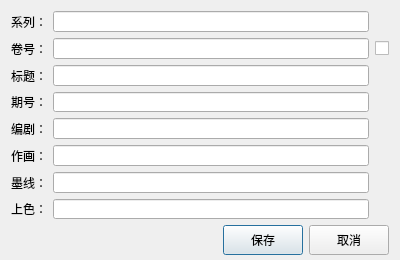
First picture: the form in gui/MetaEditor.ui, repository mengmengma0104/kcc, before the edit.
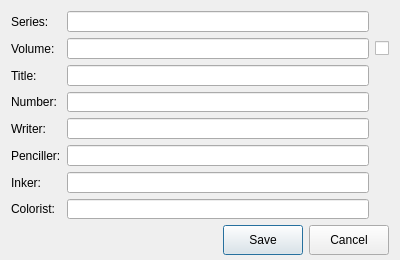
Second picture: the form after the edit. Icons and pictures are not drawn.

Patch:
```diff
--- a/gui/MetaEditor.ui
+++ b/gui/MetaEditor.ui
@@ -45,7 +45,7 @@
       <item row="0" column="0">
        <widget class="QLabel" name="label_1">
         <property name="text">
-         <string>系列：</string>
+         <string>Series:</string>
         </property>
        </widget>
       </item>
@@ -55,7 +55,7 @@
       <item row="1" column="0">
        <widget class="QLabel" name="label_2">
         <property name="text">
-         <string>卷号：</string>
+         <string>Volume:</string>
         </property>
        </widget>
       </item>
@@ -78,7 +78,7 @@
       <item row="3" column="0">
        <widget class="QLabel" name="label_3">
         <property name="text">
-         <string>期号：</string>
+         <string>Number:</string>
         </property>
        </widget>
       </item>
@@ -88,7 +88,7 @@
       <item row="4" column="0">
        <widget class="QLabel" name="label_4">
         <property name="text">
-         <string>编剧：</string>
+         <string>Writer:</string>
         </property>
        </widget>
       </item>
@@ -98,7 +98,7 @@
       <item row="5" column="0">
        <widget class="QLabel" name="label_5">
         <property name="text">
-         <string>作画：</string>
+         <string>Penciller:</string>
         </property>
        </widget>
       </item>
@@ -108,7 +108,7 @@
       <item row="6" column="0">
        <widget class="QLabel" name="label_6">
         <property name="text">
-         <string>墨线：</string>
+         <string>Inker:</string>
         </property>
        </widget>
       </item>
@@ -118,7 +118,7 @@
       <item row="7" column="0">
        <widget class="QLabel" name="label_7">
         <property name="text">
-         <string>上色：</string>
+         <string>Colorist:</string>
         </property>
        </widget>
       </item>
@@ -128,7 +128,7 @@
       <item row="2" column="0">
        <widget class="QLabel" name="label_8">
         <property name="text">
-         <string>标题：</string>
+         <string>Title:</string>
         </property>
        </widget>
       </item>
@@ -175,7 +175,7 @@
          </size>
         </property>
         <property name="text">
-         <string>保存</string>
+         <string>Save</string>
         </property>
         <property name="icon">
          <iconset resource="KCC.qrc">
@@ -192,7 +192,7 @@
          </size>
         </property>
         <property name="text">
-         <string>取消</string>
+         <string>Cancel</string>
         </property>
         <property name="icon">
          <iconset resource="KCC.qrc">
```
Left out of the diff: 30 changed lines with no effect on the pictures.
